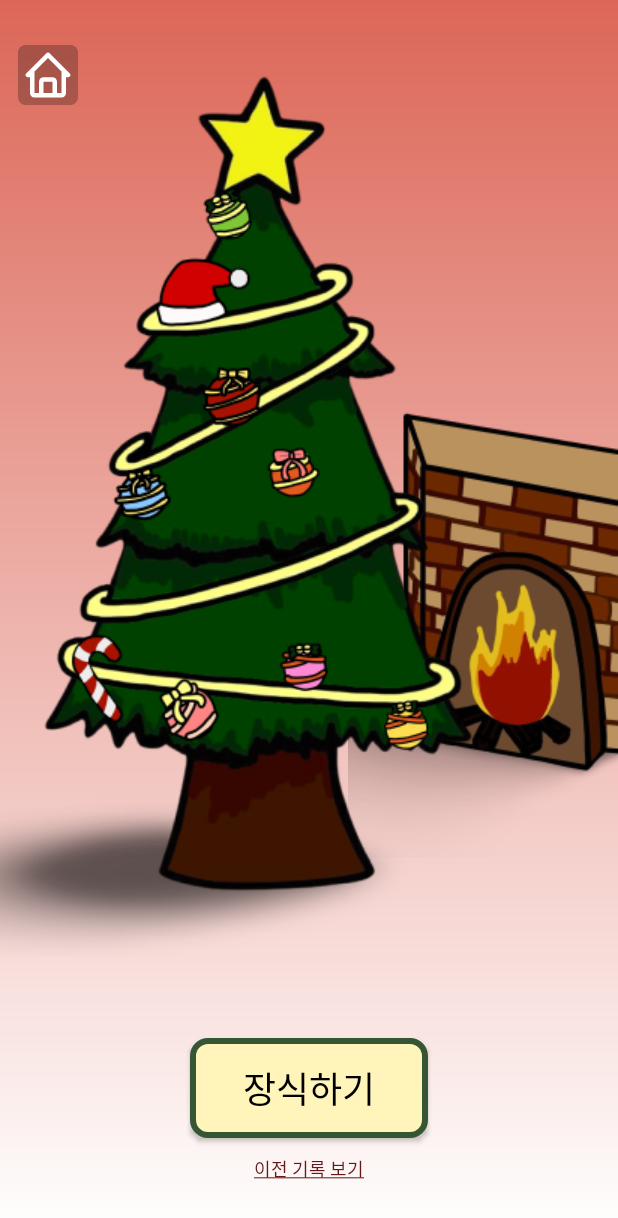
After one commit to donggukthonN/donggukthon_2023_5_F, an Android app: the TreeActivity screen opened directly, with no data from a screen before it, on a phone screen of 412 x 824 dp. The commit adds this screen. Shown: the top 1218 px of the screen. Run offline under Robolectric (Android 15) with nearby library versions, the phone set to English and light mode, and no system bars; our stand-ins replace data binding; 1 statement that could not run was skipped.

Commit message:
[feat] #5 트리, 난로 뷰 구현

```diff
--- /dev/null
+++ b/app/src/main/java/com/donggukthon/team5/presentation/tree/TreeActivity.kt
@@ -0,0 +1,24 @@
+package com.donggukthon.team5.presentation.tree
+
+import android.os.Bundle
+import androidx.activity.viewModels
+import com.donggukthon.team5.R
+import com.donggukthon.team5.databinding.ActivityTreeBinding
+import com.donggukthon.team5.util.binding.BindingActivity
+
+class TreeActivity : BindingActivity<ActivityTreeBinding>(R.layout.activity_tree) {
+    private val treeViewModel by viewModels<TreeViewModel>()
+    override fun onCreate(savedInstanceState: Bundle?) {
+        super.onCreate(savedInstanceState)
+
+        binding.viewModel = treeViewModel
+
+        addListeners()
+    }
+
+    private fun addListeners() {
+        binding.ivTreeHome.setOnClickListener {
+            finish()
+        }
+    }
+}
--- /dev/null
+++ b/app/src/main/java/com/donggukthon/team5/presentation/tree/TreeViewModel.kt
@@ -0,0 +1,8 @@
+package com.donggukthon.team5.presentation.tree
+
+import androidx.lifecycle.ViewModel
+
+class TreeViewModel : ViewModel() {
+    val mockOrnamentOverviewList =
+        listOf(true, true, false, true, true, false, true, true, false, false, true, true, true)
+}
--- /dev/null
+++ b/app/src/main/java/com/donggukthon/team5/util/binding/BindingAdapter.kt
@@ -0,0 +1,10 @@
+package com.donggukthon.team5.util.binding
+
+import android.view.View
+import androidx.databinding.BindingAdapter
+
+@BindingAdapter("invisibility")
+fun View.setInvisibility(isInvisible: Boolean?) {
+    if (isInvisible == null) return
+    this.visibility = if (isInvisible) View.VISIBLE else View.INVISIBLE
+}
--- /dev/null
+++ b/app/src/main/res/layout/activity_tree.xml
@@ -0,0 +1,224 @@
+<?xml version="1.0" encoding="utf-8"?>
+<layout xmlns:android="http://schemas.android.com/apk/res/android"
+    xmlns:app="http://schemas.android.com/apk/res-auto"
+    xmlns:tools="http://schemas.android.com/tools">
+
+    <data>
+
+        <variable
+            name="viewModel"
+            type="com.donggukthon.team5.presentation.tree.TreeViewModel" />
+    </data>
+
+    <androidx.constraintlayout.widget.ConstraintLayout
+        android:layout_width="match_parent"
+        android:layout_height="match_parent"
+        android:background="@drawable/shape_gradient_background"
+        tools:context=".presentation.tree.TreeActivity">
+
+        <ImageView
+            android:id="@+id/iv_tree_home"
+            android:layout_width="wrap_content"
+            android:layout_height="wrap_content"
+            android:layout_marginStart="12dp"
+            android:layout_marginTop="30dp"
+            android:src="@drawable/ic_home"
+            app:layout_constraintStart_toStartOf="parent"
+            app:layout_constraintTop_toTopOf="parent" />
+
+        <ImageView
+            android:id="@+id/iv_tree_fire_place"
+            android:layout_width="wrap_content"
+            android:layout_height="wrap_content"
+            android:layout_marginTop="168dp"
+            android:src="@drawable/ic_tree_fire_place"
+            app:layout_constraintEnd_toEndOf="parent"
+            app:layout_constraintTop_toTopOf="@+id/iv_tree_tree" />
+
+        <ImageView
+            android:id="@+id/iv_tree_tree"
+            android:layout_width="wrap_content"
+            android:layout_height="wrap_content"
+            android:layout_marginTop="10dp"
+            android:src="@drawable/ic_tree_tree"
+            app:layout_constraintStart_toStartOf="parent"
+            app:layout_constraintTop_toTopOf="@+id/iv_tree_home" />
+
+        <ImageView
+            android:id="@+id/iv_tree_light_bulb"
+            invisibility="@{viewModel.mockOrnamentOverviewList[3]}"
+            android:layout_width="wrap_content"
+            android:layout_height="wrap_content"
+            android:layout_marginStart="30dp"
+            android:layout_marginTop="75dp"
+            android:src="@drawable/ic_tree_light_bulb"
+            app:layout_constraintStart_toStartOf="@+id/iv_tree_tree"
+            app:layout_constraintTop_toTopOf="@+id/iv_tree_tree" />
+
+        <ImageView
+            android:id="@+id/iv_home_ball1"
+            invisibility="@{viewModel.mockOrnamentOverviewList[0]}"
+            android:layout_width="wrap_content"
+            android:layout_height="wrap_content"
+            android:layout_marginStart="105dp"
+            android:layout_marginTop="5dp"
+            android:src="@drawable/ic_tree_ball1"
+            app:layout_constraintStart_toStartOf="@+id/iv_tree_light_bulb"
+            app:layout_constraintTop_toTopOf="@+id/iv_tree_light_bulb" />
+
+        <ImageView
+            android:id="@+id/iv_tree_hat"
+            invisibility="@{viewModel.mockOrnamentOverviewList[1]}"
+            android:layout_width="wrap_content"
+            android:layout_height="wrap_content"
+            android:layout_marginTop="-8dp"
+            android:layout_marginEnd="-5dp"
+            android:src="@drawable/ic_tree_hat"
+            app:layout_constraintEnd_toEndOf="@+id/iv_home_ball1"
+            app:layout_constraintTop_toBottomOf="@+id/iv_home_ball1" />
+
+        <ImageView
+            android:id="@+id/iv_tree_ball2"
+            invisibility="@{viewModel.mockOrnamentOverviewList[2]}"
+            android:layout_width="wrap_content"
+            android:layout_height="wrap_content"
+            android:layout_marginStart="14dp"
+            android:src="@drawable/ic_tree_ball2"
+            app:layout_constraintStart_toEndOf="@+id/iv_tree_hat"
+            app:layout_constraintTop_toBottomOf="@+id/iv_home_ball1" />
+
+        <ImageView
+            android:id="@+id/iv_tree_ball3"
+            invisibility="@{viewModel.mockOrnamentOverviewList[4]}"
+            android:layout_width="wrap_content"
+            android:layout_height="wrap_content"
+            android:layout_marginEnd="-4dp"
+            android:src="@drawable/ic_tree_ball3"
+            app:layout_constraintEnd_toEndOf="@+id/iv_tree_hat"
+            app:layout_constraintTop_toBottomOf="@+id/iv_tree_hat" />
+
+        <ImageView
+            android:id="@+id/iv_tree_cookie"
+            invisibility="@{viewModel.mockOrnamentOverviewList[5]}"
+            android:layout_width="wrap_content"
+            android:layout_height="wrap_content"
+            android:layout_marginStart="13dp"
+            android:layout_marginTop="10dp"
+            android:src="@drawable/ic_tree_cookie"
+            app:layout_constraintStart_toEndOf="@+id/iv_tree_ball3"
+            app:layout_constraintTop_toBottomOf="@+id/iv_tree_ball2" />
+
+        <ImageView
+            android:id="@+id/iv_tree_ball4"
+            invisibility="@{viewModel.mockOrnamentOverviewList[6]}"
+            android:layout_width="wrap_content"
+            android:layout_height="wrap_content"
+            android:layout_marginTop="10dp"
+            android:layout_marginEnd="12dp"
+            android:src="@drawable/ic_tree_ball4"
+            app:layout_constraintEnd_toStartOf="@+id/iv_tree_ball3"
+            app:layout_constraintTop_toBottomOf="@+id/iv_tree_ball3" />
+
+        <ImageView
+            android:id="@+id/iv_tree_ball5"
+            invisibility="@{viewModel.mockOrnamentOverviewList[7]}"
+            android:layout_width="wrap_content"
+            android:layout_height="wrap_content"
+            android:layout_marginStart="-4dp"
+            android:layout_marginTop="-2dp"
+            android:src="@drawable/ic_tree_ball5"
+            app:layout_constraintStart_toEndOf="@+id/iv_tree_ball3"
+            app:layout_constraintTop_toBottomOf="@+id/iv_tree_ball3" />
+
+        <ImageView
+            android:id="@+id/iv_tree_socks"
+            invisibility="@{viewModel.mockOrnamentOverviewList[8]}"
+            android:layout_width="wrap_content"
+            android:layout_height="wrap_content"
+            android:layout_marginStart="29dp"
+            android:layout_marginTop="4dp"
+            android:src="@drawable/ic_tree_socks"
+            app:layout_constraintStart_toStartOf="@+id/iv_tree_ball4"
+            app:layout_constraintTop_toBottomOf="@+id/iv_tree_ball5" />
+
+        <ImageView
+            android:id="@+id/iv_tree_ball6"
+            invisibility="@{viewModel.mockOrnamentOverviewList[9]}"
+            android:layout_width="wrap_content"
+            android:layout_height="wrap_content"
+            android:layout_marginStart="13dp"
+            android:layout_marginTop="28dp"
+            android:src="@drawable/ic_tree_ball6"
+            app:layout_constraintStart_toEndOf="@+id/iv_tree_ball5"
+            app:layout_constraintTop_toBottomOf="@+id/iv_tree_ball5" />
+
+        <ImageView
+            android:id="@+id/iv_tree_candy"
+            invisibility="@{viewModel.mockOrnamentOverviewList[11]}"
+            android:layout_width="wrap_content"
+            android:layout_height="wrap_content"
+            android:layout_marginTop="63dp"
+            android:src="@drawable/ic_tree_candy"
+            app:layout_constraintStart_toStartOf="@+id/iv_tree_light_bulb"
+            app:layout_constraintTop_toBottomOf="@+id/iv_tree_ball4" />
+
+        <ImageView
+            android:id="@+id/iv_tree_ball7"
+            invisibility="@{viewModel.mockOrnamentOverviewList[10]}"
+            android:layout_width="wrap_content"
+            android:layout_height="wrap_content"
+            android:layout_marginStart="-12dp"
+            android:layout_marginTop="-11dp"
+            android:src="@drawable/ic_tree_ball7"
+            app:layout_constraintStart_toEndOf="@+id/iv_tree_socks"
+            app:layout_constraintTop_toBottomOf="@+id/iv_tree_socks" />
+
+        <ImageView
+            android:id="@+id/iv_tree_ball8"
+            invisibility="@{viewModel.mockOrnamentOverviewList[12]}"
+            android:layout_width="wrap_content"
+            android:layout_height="wrap_content"
+            android:layout_marginTop="11dp"
+            android:src="@drawable/ic_tree_ball8"
+            app:layout_constraintStart_toEndOf="@+id/iv_tree_candy"
+            app:layout_constraintTop_toBottomOf="@+id/iv_tree_socks" />
+
+        <ImageView
+            android:id="@+id/iv_tree_ball9"
+            invisibility="@{viewModel.mockOrnamentOverviewList[13]}"
+            android:layout_width="wrap_content"
+            android:layout_height="wrap_content"
+            android:layout_marginStart="27dp"
+            android:layout_marginTop="56dp"
+            android:src="@drawable/ic_tree_ball9"
+            app:layout_constraintStart_toEndOf="@+id/iv_tree_ball7"
+            app:layout_constraintTop_toBottomOf="@+id/iv_tree_ball6" />
+
+        <androidx.appcompat.widget.AppCompatButton
+            android:id="@+id/btn_tree_decorate"
+            android:layout_width="wrap_content"
+            android:layout_height="wrap_content"
+            android:layout_marginBottom="11dp"
+            android:background="@drawable/shape_green_line_10_rect"
+            android:paddingHorizontal="35dp"
+            android:paddingVertical="15dp"
+            android:text="@string/tree_decorate"
+            android:textAppearance="@style/TextAppearance.Button1"
+            app:layout_constraintBottom_toTopOf="@+id/tv_tree_previous_record"
+            app:layout_constraintEnd_toEndOf="@+id/tv_tree_previous_record"
+            app:layout_constraintStart_toStartOf="@+id/tv_tree_previous_record" />
+
+        <TextView
+            android:id="@+id/tv_tree_previous_record"
+            android:layout_width="wrap_content"
+            android:layout_height="wrap_content"
+            android:layout_marginBottom="36dp"
+            android:text="@string/tree_previous_record"
+            android:textAppearance="@style/TextAppearance.Detail2"
+            android:textColor="@color/red_600"
+            app:layout_constraintBottom_toBottomOf="parent"
+            app:layout_constraintEnd_toEndOf="parent"
+            app:layout_constraintStart_toStartOf="parent" />
+
+    </androidx.constraintlayout.widget.ConstraintLayout>
+</layout>
```
Also changed, not shown: app/src/main/AndroidManifest.xml (+15 -0 lines), app/src/main/java/com/donggukthon/team5/presentation/fireplace/FirePlaceActivity.kt (added, +25 -0 lines), app/src/main/java/com/donggukthon/team5/presentation/fireplace/FirePlaceViewModel.kt (added, +8 -0 lines), app/src/main/java/com/donggukthon/team5/presentation/home/HomeActivity.kt (added, +51 -0 lines), app/src/main/java/com/donggukthon/team5/presentation/home/HomeViewModel.kt (added, +8 -0 lines), app/src/main/res/layout/activity_fire_place.xml (added, +94 -0 lines), app/src/main/res/layout/activity_home.xml (+20 -3 lines).
